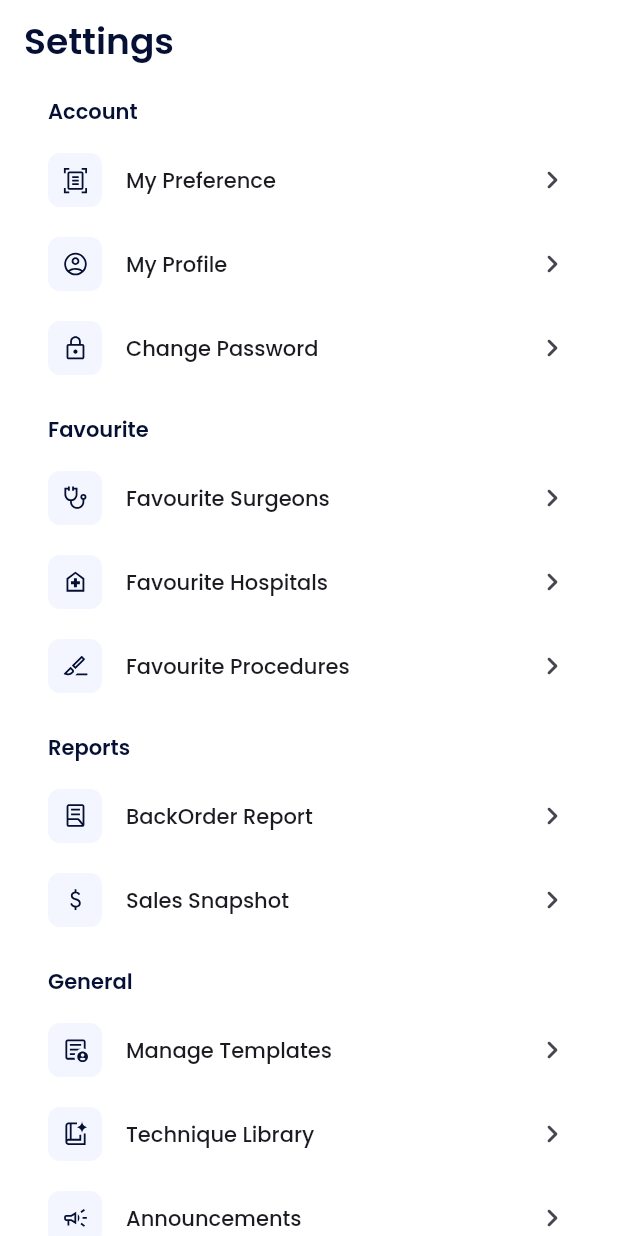
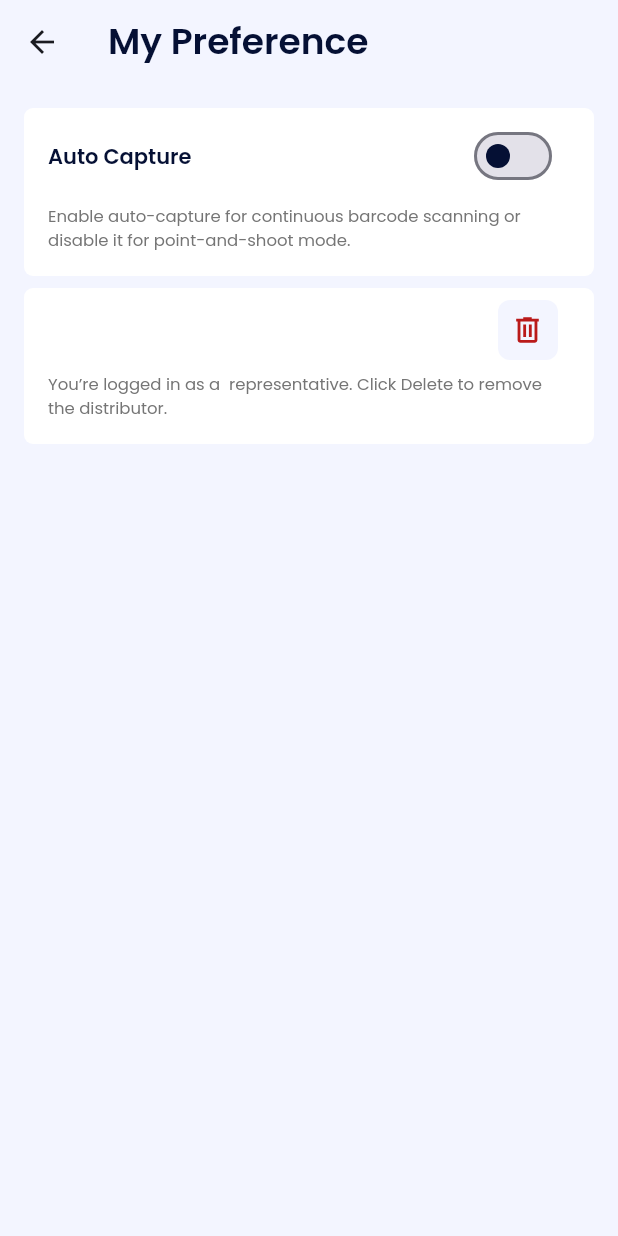
Before and after one commit to niki-bhavsar/Compass-flutter-app, a Flutter app: the SettingScreen screen opened directly, after a tap on "My Preference", on a phone screen of 412 x 824 dp. Run offline on Flutter 3.47's test engine with Material 3 defaults, Android fonts, the phone set to English and light mode, and no system bars; our stand-ins replace cached_network_image, connectivity_plus, dio, firebase_analytics, firebase_core, firebase_crashlytics and 6 more; missing offline and left inert: firebase_performance, flutter_adaptive_scaffold; accounts and stored records are empty; generated files the repository leaves out were written again.

Commit message:
My Preference Screen (#8)
* My Preference Screen

- Implemented UI
- Ask for confirmation prompt on delete distributor

* My Preference

- Added flutter switch and manage its value
- distribute the code of my preference

* My Preference

- Changed method name to isAutoCaptureEnabled & setAutoCaptureEnabled
- Changed myPreferenceScreen_autoCapture_title && myPreferenceScreen_autoCapture_info
- Removed thumb icon
- Changed message "Are you sure you want to remove this distributor? You will be logged out and need to enter a distributor code to log in again."
- Make dynamic string constant in localisation

```diff
--- a/lib/data/shared_pref/session_pref.dart
+++ b/lib/data/shared_pref/session_pref.dart
@@ -14,4 +14,8 @@ abstract interface class SessionPref {
   bool isLoggedIn();
 
   Future clear();
+
+  setAutoCaptureEnabled(bool isEnabled);
+
+  bool getAutoCaptureEnabled();
 }
--- a/lib/data/shared_pref/session_pref_impl.dart
+++ b/lib/data/shared_pref/session_pref_impl.dart
@@ -10,6 +10,7 @@ class SessionPrefImpl implements SessionPref {
   static const String _webDBSuffix = 'session.web_db_suffix';
   static const String _webLogoUrl = 'session.web_logo_url';
   static const String _authToken = 'session.auth_token';
+  static const String _isAutoCapture = 'session.is_auto_capture';
 
   final SharedPreferences prefs;
 
@@ -35,11 +36,13 @@ class SessionPrefImpl implements SessionPref {
 
   @override
   Future clear() async {
-    final SharedPreferences prefs1 = await SharedPreferences.getInstance();
-    await prefs1.remove(_isLoggedIn);
-    await prefs1.reload();
-
     await prefs.remove(_isLoggedIn);
+    await prefs.remove(_isAutoCapture);
+    await prefs.remove(_webID);
+    await prefs.remove(_webName);
+    await prefs.remove(_webDBSuffix);
+    await prefs.remove(_webLogoUrl);
+    await prefs.remove(_authToken);
     await prefs.reload();
   }
 
@@ -54,7 +57,7 @@ class SessionPrefImpl implements SessionPref {
     }
     return DistributorInfo(
       webId: webId,
-      webName: webDBSuffix,
+      webName: webName,
       webDBSuffix: webDBSuffix,
       logoUrl: prefs.getString(_webLogoUrl) ?? "",
     );
@@ -67,4 +70,14 @@ class SessionPrefImpl implements SessionPref {
     prefs.setString(_webDBSuffix, info.webDBSuffix);
     prefs.setString(_webLogoUrl, info.logoUrl);
   }
+
+  @override
+  bool getAutoCaptureEnabled() {
+    return prefs.getBool(_isAutoCapture) ?? false;
+  }
+
+  @override
+  setAutoCaptureEnabled(bool isEnabled) {
+    prefs.setBool(_isAutoCapture, isEnabled);
+  }
 }
--- a/lib/l10n/app_en.arb
+++ b/lib/l10n/app_en.arb
@@ -3,6 +3,8 @@
   "action_next" : "Next",
   "action_ok" : "Ok",
   "action_cancel" : "Cancel",
+  "action_yes" : "Yes",
+  "action_no" : "No",
   "distributorCodeScreen_codeInput_title" : "Enter the Distributor Code",
   "distributorCodeScreen_codeInput_hint" : "Code",
   "distributorCodeScreen_codeInput_emptyError" : "Please enter code",
@@ -44,9 +46,19 @@
   "settingsScreen_general_technique_library" : "Technique Library",
   "settingsScreen_general_announcement" : "Announcements",
   "settingsScreen_general_logout" : "Logout",
+  "settingsScreen_logoutDialog_message":"Are you sure you want to logout?",
 
-  "settingsScreen_my_preference_auto_capture" : "Auto Capture",
-  "settingsScreen_my_preference_distributor_info" : "Distributor Info",
+  "my_preferenceScreen_auto_capture_title" : "Auto Capture",
+  "my_preferenceScreen_auto_capture_info" :"Enable auto-capture for continuous barcode scanning or disable it for point-and-shoot mode.",
+  "myPreferenceScreen_removeDialog_message":"Are you sure you want to remove this distributor? You will be logged out and need to enter a distributor code to log in again.",
 
-  "settingsScreen_logoutDialog_message":"Are you sure you want to logout?"
+"myPreferenceScreen_distributor_info" : "You’re logged in as a {distributor} representative. Click Delete to remove the distributor.",
+"@myPreferenceScreen_distributor_info": {
+  "description": "A message with a distributor name",
+  "placeholders": {
+    "distributor": {
+      "type": "String"
+    }
+  }
 }
+}
--- /dev/null
+++ b/lib/screens/my_preference/my_preference_screen.dart
@@ -0,0 +1,39 @@
+import 'package:compass_software/extension/build_context_extension.dart';
+import 'package:compass_software/screens/my_preference/widget/preference_auto_capture_card.dart';
+import 'package:compass_software/screens/my_preference/widget/preference_distributor_card.dart';
+import 'package:flutter/material.dart';
+
+class MyPreferenceScreen extends StatelessWidget {
+  const MyPreferenceScreen({super.key});
+
+  @override
+  Widget build(BuildContext context) {
+    return Scaffold(
+      backgroundColor: Theme.of(context).colorScheme.surface,
+      appBar: AppBar(
+        title: Text(context.l10n.settingsScreen_account_my_preference),
+        centerTitle: false,
+      ),
+      body: const MyPreferenceView(),
+    );
+  }
+}
+
+class MyPreferenceView extends StatelessWidget {
+  const MyPreferenceView({super.key});
+
+  @override
+  Widget build(BuildContext context) {
+    return const Padding(
+      padding: EdgeInsets.all(16),
+      child: Column(
+        crossAxisAlignment: CrossAxisAlignment.start,
+        children: <Widget>[
+          PreferenceAutoCaptureCard(),
+          SizedBox(height: 8),
+          PreferenceDistributorCard(),
+        ],
+      ),
+    );
+  }
+}
--- /dev/null
+++ b/lib/screens/my_preference/widget/preference_auto_capture_card.dart
@@ -0,0 +1,58 @@
+import 'package:compass_software/extension/build_context_extension.dart';
+import 'package:flutter/material.dart';
+import 'package:get_it/get_it.dart';
+
+import '../../../data/shared_pref/session_pref.dart';
+
+class PreferenceAutoCaptureCard extends StatefulWidget {
+  const PreferenceAutoCaptureCard({
+    super.key,
+  });
+
+  @override
+  State<PreferenceAutoCaptureCard> createState() => _PreferenceAutoCaptureCardState();
+}
+
+class _PreferenceAutoCaptureCardState extends State<PreferenceAutoCaptureCard> {
+  bool isAutoCapture = GetIt.instance.get<SessionPref>().getAutoCaptureEnabled();
+
+  @override
+  Widget build(BuildContext context) {
+    return Card(
+      color: Theme.of(context).colorScheme.onPrimary,
+      child: ListTile(
+        title: Row(
+          children: [
+            Text(
+              context.l10n.my_preferenceScreen_auto_capture_title,
+              style: Theme.of(context).textTheme.titleSmall?.copyWith(
+                  color: Theme.of(context).colorScheme.primary, fontWeight: FontWeight.w600),
+            ),
+            const Spacer(),
+            Switch(
+              activeColor: Theme.of(context).colorScheme.scrim,
+              thumbColor: WidgetStateProperty.all<Color>(Theme.of(context).colorScheme.primary),
+              value: isAutoCapture,
+              onChanged: (bool value) {
+                setState(() {
+                  isAutoCapture = value;
+                  GetIt.instance.get<SessionPref>().setAutoCaptureEnabled(isAutoCapture);
+                });
+              },
+            ),
+          ],
+        ),
+        subtitle: Padding(
+          padding: const EdgeInsets.symmetric(vertical: 8),
+          child: Text(
+            context.l10n.my_preferenceScreen_auto_capture_info,
+            style: Theme.of(context)
+                .textTheme
+                .labelSmall
+                ?.copyWith(color: Theme.of(context).colorScheme.scrim, fontWeight: FontWeight.w400),
+          ),
+        ),
+      ),
+    );
+  }
+}
--- /dev/null
+++ b/lib/screens/my_preference/widget/preference_distributor_card.dart
@@ -0,0 +1,67 @@
+import 'package:compass_software/extension/build_context_extension.dart';
+import 'package:compass_software/screens/distributor_code/distributor_code_screen.dart';
+import 'package:flutter/material.dart';
+import 'package:get_it/get_it.dart';
+import '../../../data/entity/distributor_code_entity.dart';
+import '../../../data/shared_pref/session_pref.dart';
+import '../../../widget/app_dialog.dart';
+import '../../../widget/svg_icons.dart';
+
+class PreferenceDistributorCard extends StatelessWidget {
+  const PreferenceDistributorCard({super.key});
+
+  @override
+  Widget build(BuildContext context) {
+    final sessionPref = GetIt.instance.get<SessionPref>();
+    DistributorInfo? info = sessionPref.getDistributorInfo();
+    return Card(
+      color: Theme.of(context).colorScheme.onPrimary,
+      child: ListTile(
+        title: Row(
+          children: [
+            Text(
+              info?.webName ?? "",
+              style: Theme.of(context).textTheme.titleSmall?.copyWith(
+                  color: Theme.of(context).colorScheme.primary, fontWeight: FontWeight.w600),
+            ),
+            const Spacer(),
+            Container(
+              decoration: BoxDecoration(
+                color: Theme.of(context).colorScheme.surface,
+                borderRadius: BorderRadius.circular(8),
+              ),
+              padding: const EdgeInsets.all(8.0),
+              child: SvgIcon(
+                SvgIcons.delete,
+                size: 24,
+                color: Theme.of(context).colorScheme.error,
+              ),
+            )
+          ],
+        ),
+        onTap: () {
+          AppDialog(
+            title: info?.webName ?? "",
+            message: context.l10n.myPreferenceScreen_removeDialog_message,
+            positiveText: context.l10n.action_yes,
+            negativeText: context.l10n.action_no,
+            onPositiveClick: () {
+              sessionPref.clear();
+              context.navigateAndReplace(const DistributorCodeScreen());
+            },
+          ).show(context);
+        },
+        subtitle: Padding(
+          padding: const EdgeInsets.symmetric(vertical: 8),
+          child: Text(
+            context.l10n.myPreferenceScreen_distributor_info(info?.webName ?? ""),
+            style: Theme.of(context)
+                .textTheme
+                .labelSmall
+                ?.copyWith(color: Theme.of(context).colorScheme.scrim, fontWeight: FontWeight.w400),
+          ),
+        ),
+      ),
+    );
+  }
+}
--- a/lib/screens/settings/setting_screen.dart
+++ b/lib/screens/settings/setting_screen.dart
@@ -1,6 +1,7 @@
 import 'package:compass_software/data/repository/auth_repository.dart';
 import 'package:compass_software/extension/build_context_extension.dart';
 import 'package:compass_software/firebase/analytics.dart';
+import 'package:compass_software/screens/my_preference/my_preference_screen.dart';
 import 'package:compass_software/screens/settings/state/setting_event.dart';
 import 'package:compass_software/screens/settings/widget/setting_card.dart';
 import 'package:compass_software/widget/app_dialog.dart';
@@ -22,7 +23,9 @@ class SettingScreen extends StatelessWidget {
       SettingMenu(
         title: context.l10n.settingsScreen_account_my_preference,
         svgIcon: SvgIcons.myPreference,
-        onTap: (context) {},
+        onTap: (context) {
+          context.navigate(const MyPreferenceScreen());
+        },
       ),
       SettingMenu(
         title: context.l10n.settingsScreen_account_my_profile,
--- a/lib/theme/colors.dart
+++ b/lib/theme/colors.dart
@@ -25,7 +25,7 @@ const lightColorScheme = ColorScheme(
   outline: Color(0xff767680),
   outlineVariant: Color(0xffc6c5d0),
   shadow: Color(0xff000000),
-  scrim: Color(0xff000000),
+  scrim: Color(0xff757575),
   inverseSurface: Color(0xff2f3036),
   inversePrimary: Color(0xffb6c4ff),
   primaryFixed: Color(0xffdce1ff),
--- a/lib/widget/svg_icons.dart
+++ b/lib/widget/svg_icons.dart
@@ -16,6 +16,7 @@ enum SvgIcons {
   techniqueLibrary("techniqueLibrary"),
   announcement("announcement"),
   logout("logout"),
+  delete("delete"),
   ;
 
   final String slug;
```
Also changed, not shown: assets/images/delete.svg (added).
